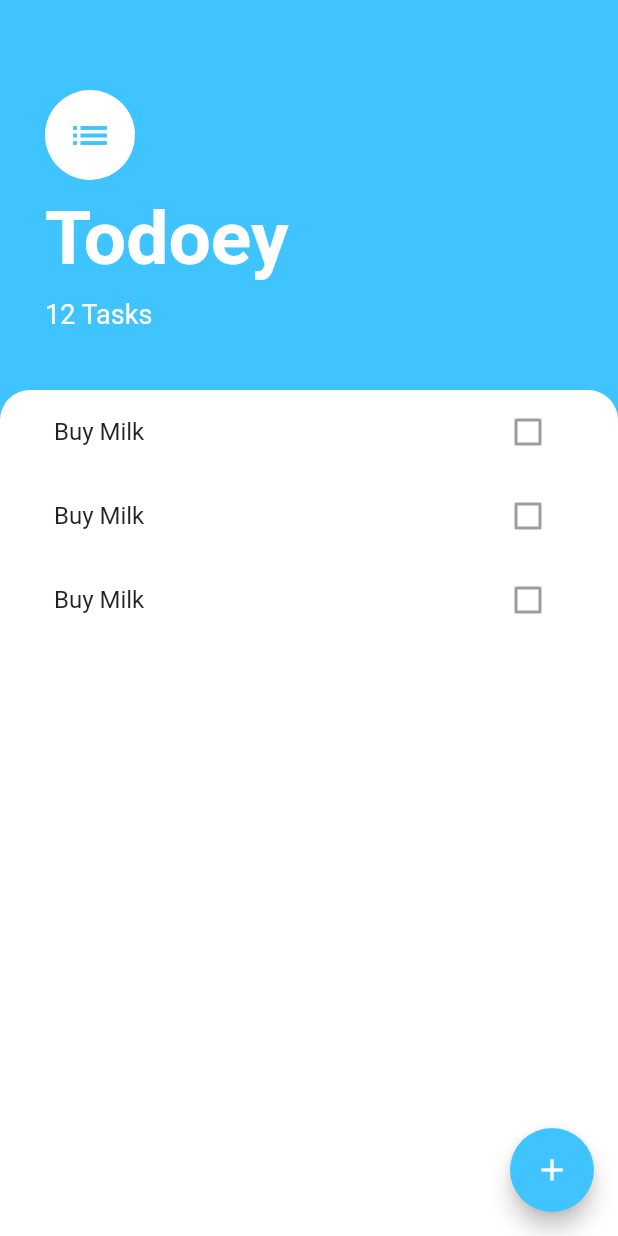
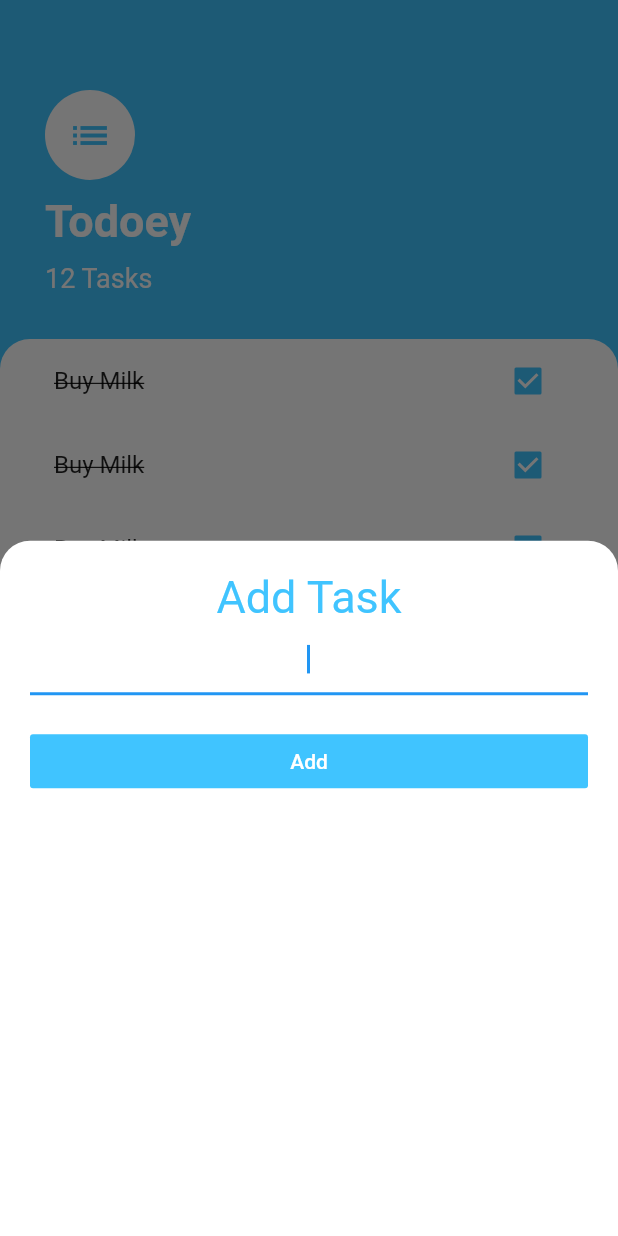
Before and after one commit to KelvinForteta/todo-mobile-app-flutter, a Flutter app: the screen it shows after launch, after a tap on the "add" icon, on a phone screen of 412 x 824 dp. Run offline on Flutter 3.47's test engine with Material 2 defaults, Android fonts, the phone set to English and light mode, and no system bars.

Commit message:
add Task model

```diff
--- a/lib/main.dart
+++ b/lib/main.dart
@@ -7,7 +7,12 @@ class MyApp extends StatelessWidget {
   @override
   Widget build(BuildContext context) {
     return MaterialApp(
+      title: 'Todoey',
       debugShowCheckedModeBanner: false,
+      theme: new ThemeData(
+        //  primarySwatch: Colors.teal,
+        canvasColor: Colors.transparent,
+      ),
       home: TasksScreen(),
     );
   }
--- /dev/null
+++ b/lib/models/task.dart
@@ -0,0 +1 @@
+class Task {}
--- a/lib/screens/tasks_screen.dart
+++ b/lib/screens/tasks_screen.dart
@@ -1,4 +1,5 @@
 import 'package:flutter/material.dart';
+import 'package:todoey_flutter/widgets/add_task_screen.dart';
 import 'package:todoey_flutter/widgets/task_list.dart';
 
 class TasksScreen extends StatelessWidget {
@@ -8,7 +9,10 @@ class TasksScreen extends StatelessWidget {
       floatingActionButton: FloatingActionButton(
         backgroundColor: Colors.lightBlueAccent,
         child: Icon(Icons.add),
-        onPressed: () {},
+        onPressed: () {
+          showModalBottomSheet(
+              context: context, builder: (context) => AddTaskScreen());
+        },
       ),
       backgroundColor: Colors.lightBlueAccent,
       body: Column(
@@ -36,7 +40,7 @@ class TasksScreen extends StatelessWidget {
                   'Todoey',
                   style: TextStyle(
                     color: Colors.white,
-                    fontSize: 50.0,
+                    fontSize: 30.0,
                     fontWeight: FontWeight.w700,
                   ),
                 ),
@@ -49,9 +53,6 @@ class TasksScreen extends StatelessWidget {
                     color: Colors.white,
                     fontSize: 18,
                   ),
-                ),
-                SizedBox(
-                  height: 10.0,
                 ),
               ],
             ),
--- /dev/null
+++ b/lib/widgets/add_task_screen.dart
@@ -0,0 +1,51 @@
+import 'package:flutter/material.dart';
+
+class AddTaskScreen extends StatelessWidget {
+  @override
+  Widget build(BuildContext context) {
+    return Container(
+      //color: Colors.transparent,
+      //color: Color(0xff757575),
+      child: Container(
+        padding: EdgeInsets.all(20),
+        decoration: BoxDecoration(
+          color: Colors.white,
+          borderRadius: BorderRadius.only(
+            topLeft: Radius.circular(20.0),
+            topRight: Radius.circular(20.0),
+          ),
+        ),
+        child: Column(
+          crossAxisAlignment: CrossAxisAlignment.stretch,
+          children: <Widget>[
+            Text(
+              'Add Task',
+              textAlign: TextAlign.center,
+              style: TextStyle(
+                fontSize: 30,
+                color: Colors.lightBlueAccent,
+              ),
+            ),
+            TextField(
+              autofocus: true,
+              textAlign: TextAlign.center,
+            ),
+            Padding(
+              padding: const EdgeInsets.only(top: 20),
+              child: FlatButton(
+                onPressed: () {},
+                child: Text(
+                  'Add',
+                  style: TextStyle(
+                    color: Colors.white,
+                  ),
+                ),
+                color: Colors.lightBlueAccent,
+              ),
+            )
+          ],
+        ),
+      ),
+    );
+  }
+}
--- a/lib/widgets/task_list.dart
+++ b/lib/widgets/task_list.dart
@@ -1,7 +1,14 @@
 import 'package:flutter/material.dart';
+import 'package:todoey_flutter/models/task.dart';
 import 'package:todoey_flutter/widgets/tasks_tile.dart';
 
-class TasksList extends StatelessWidget {
+class TasksList extends StatefulWidget {
+  @override
+  _TasksListState createState() => _TasksListState();
+}
+
+class _TasksListState extends State<TasksList> {
+  List<Task> task = [];
   @override
   Widget build(BuildContext context) {
     return ListView(
--- a/lib/widgets/tasks_tile.dart
+++ b/lib/widgets/tasks_tile.dart
@@ -1,13 +1,46 @@
 import 'package:flutter/material.dart';
 
-class TasksTile extends StatelessWidget {
+class TasksTile extends StatefulWidget {
+  @override
+  _TasksTileState createState() => _TasksTileState();
+}
+
+class _TasksTileState extends State<TasksTile> {
+  bool isChecked = true;
+
   @override
   Widget build(BuildContext context) {
     return ListTile(
-      title: Text('Buy Milk'),
-      trailing: Checkbox(
-        value: false,
+      title: Text(
+        'Buy Milk',
+        style: TextStyle(
+          decoration: isChecked ? TextDecoration.lineThrough : null,
+        ),
+      ),
+      trailing: new TasksCheckBox(
+        checkBoxState: isChecked,
+        toggleCheckboxState: (bool checkboxState) {
+          setState(() {
+            isChecked = checkboxState;
+          });
+        },
       ),
     );
   }
 }
+
+class TasksCheckBox extends StatelessWidget {
+  final bool checkBoxState;
+  final Function toggleCheckboxState;
+
+  TasksCheckBox({this.checkBoxState, this.toggleCheckboxState});
+
+  @override
+  Widget build(BuildContext context) {
+    return Checkbox(
+      activeColor: Colors.lightBlueAccent,
+      value: checkBoxState,
+      onChanged: toggleCheckboxState,
+    );
+  }
+}
```
